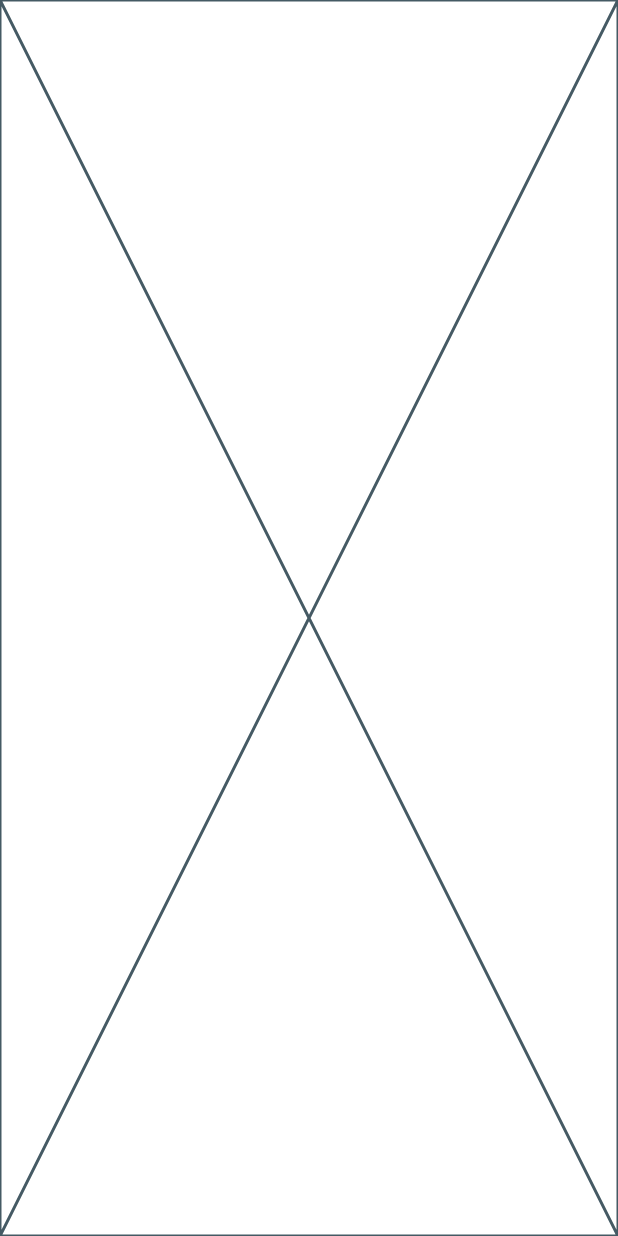
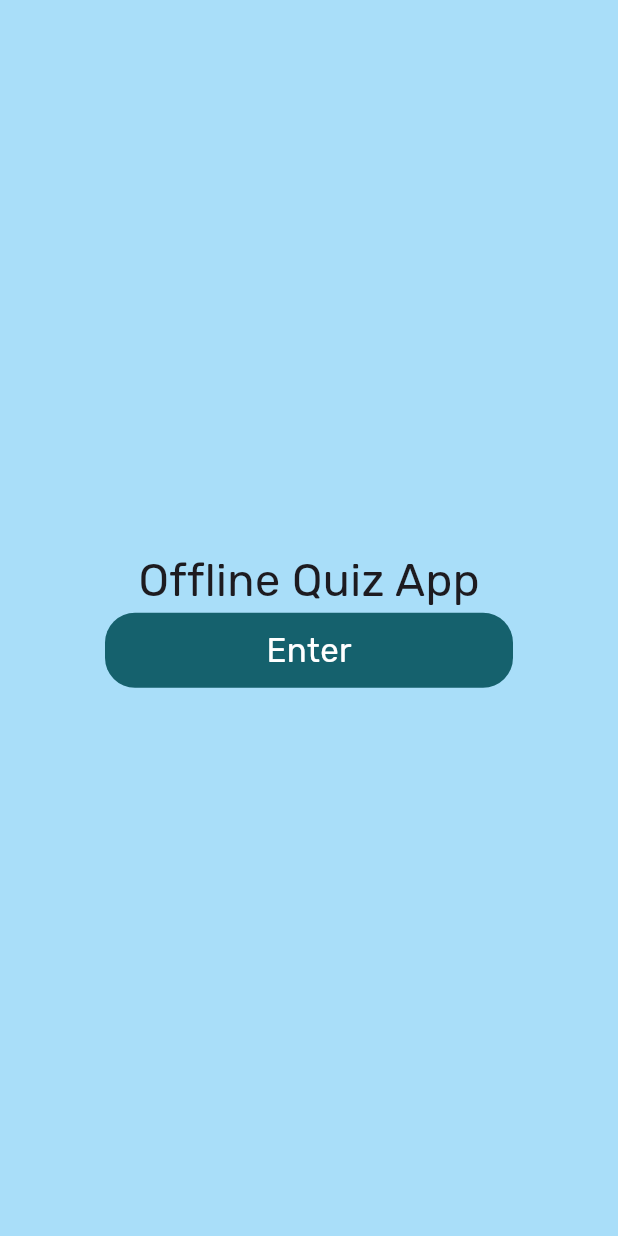
Before and after one commit to Faysal-Maxamed/Quiz-App, a Flutter app: the screen it shows after launch, on a phone screen of 412 x 824 dp. Run offline on Flutter 3.47's test engine with Material 3 defaults, Android fonts, the phone set to English and light mode, and no system bars; our stand-ins replace google_fonts.

```diff
--- a/lib/home.dart
+++ b/lib/home.dart
@@ -1,10 +1,47 @@
 import 'package:flutter/material.dart';
+import 'package:google_fonts/google_fonts.dart';
+import 'package:quiz_application/first_screen.dart';
 
 class HomeScreen extends StatelessWidget {
   const HomeScreen({super.key});
 
   @override
   Widget build(BuildContext context) {
-    return const Placeholder();
+    return Scaffold(
+      backgroundColor: Color(0xffa9def9),
+      body: Center(
+        child: Column(
+          mainAxisAlignment: MainAxisAlignment.center,
+          children: [
+            Text(
+              "Offline Quiz App",
+              style: GoogleFonts.rubik(fontSize: 30),
+            ),
+            GestureDetector(
+              onTap: () {
+                Navigator.push(
+                    context, MaterialPageRoute(builder: (_) => FirstScreen()));
+              },
+              child: Container(
+                margin: EdgeInsets.symmetric(horizontal: 70),
+                height: 50,
+                width: double.infinity,
+                decoration: const BoxDecoration(
+                  color: Color(0xff15616d),
+                  borderRadius: BorderRadius.all(
+                    Radius.circular(20),
+                  ),
+                ),
+                child: Center(
+                    child: Text(
+                  "Enter",
+                  style: GoogleFonts.rubik(fontSize: 22, color: Colors.white),
+                )),
+              ),
+            ),
+          ],
+        ),
+      ),
+    );
   }
 }
--- a/pubspec.yaml
+++ b/pubspec.yaml
@@ -35,6 +35,7 @@ dependencies:
   # The following adds the Cupertino Icons font to your application.
   # Use with the CupertinoIcons class for iOS style icons.
   cupertino_icons: ^1.0.6
+  google_fonts: ^6.2.1
 
 dev_dependencies:
   flutter_test:
@@ -59,9 +60,8 @@ flutter:
   uses-material-design: true
 
   # To add assets to your application, add an assets section, like this:
-  # assets:
-  #   - images/a_dot_burr.jpeg
-  #   - images/a_dot_ham.jpeg
+  assets:
+    - images/
 
   # An image asset can refer to one or more resolution-specific "variants", see
   # https://flutter.dev/assets-and-images/#resolution-aware
```
Also changed, not shown: lib/first_screen.dart (added, +10 -0 lines), images/enjoy.png (added), pubspec.lock, 1 other file.
